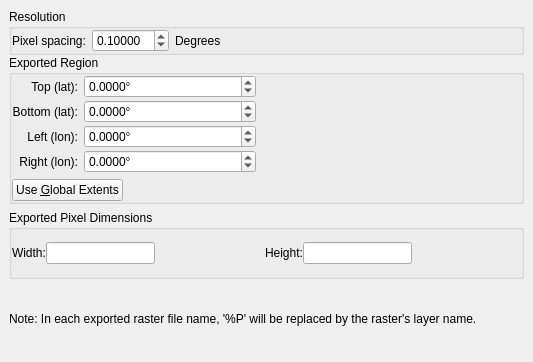
Qt form src/qt-widgets/ExportRasterOptionsWidgetUi.ui (GPlates/GPlates) before a commit.
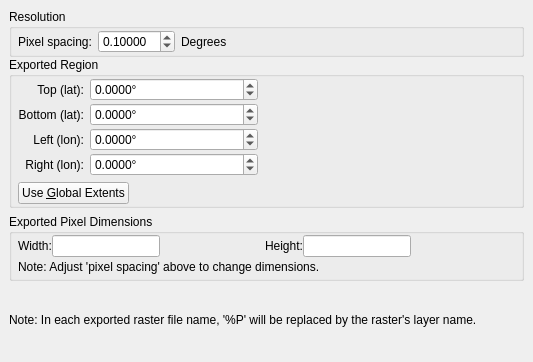
The same form after that commit. Icons and pictures are not drawn.

```diff
--- a/src/qt-widgets/ExportRasterOptionsWidgetUi.ui
+++ b/src/qt-widgets/ExportRasterOptionsWidgetUi.ui
@@ -35,8 +35,17 @@
          <string>Resolution</string>
         </property>
         <layout class="QHBoxLayout" name="resolution_dimensions_layout">
-         <property name="margin">
-          <number>0</number>
+         <property name="leftMargin">
+          <number>6</number>
+         </property>
+         <property name="topMargin">
+          <number>1</number>
+         </property>
+         <property name="rightMargin">
+          <number>6</number>
+         </property>
+         <property name="bottomMargin">
+          <number>1</number>
          </property>
          <item>
           <widget class="QLabel" name="resolution_label">
@@ -90,8 +99,17 @@
          <string>Exported Region</string>
         </property>
         <layout class="QVBoxLayout" name="verticalLayout_3">
-         <property name="margin">
-          <number>0</number>
+         <property name="leftMargin">
+          <number>6</number>
+         </property>
+         <property name="topMargin">
+          <number>1</number>
+         </property>
+         <property name="rightMargin">
+          <number>6</number>
+         </property>
+         <property name="bottomMargin">
+          <number>1</number>
          </property>
          <item>
           <layout class="QGridLayout" name="gridLayout_2">
@@ -338,11 +356,23 @@
       <property name="spacing">
        <number>0</number>
       </property>
-      <property name="margin">
-       <number>0</number>
+      <property name="leftMargin">
+       <number>6</number>
+      </property>
+      <property name="topMargin">
+       <number>1</number>
+      </property>
+      <property name="rightMargin">
+       <number>6</number>
+      </property>
+      <property name="bottomMargin">
+       <number>1</number>
       </property>
       <item>
        <layout class="QHBoxLayout" name="horizontalLayout">
+        <property name="spacing">
+         <number>0</number>
+        </property>
         <item>
          <widget class="QLabel" name="width_label">
           <property name="text">
@@ -399,6 +429,13 @@
         </item>
        </layout>
       </item>
+      <item>
+       <widget class="QLabel" name="label_2">
+        <property name="text">
+         <string>Note: Adjust 'pixel spacing' above to change dimensions.</string>
+        </property>
+       </widget>
+      </item>
      </layout>
     </widget>
    </item>
```
